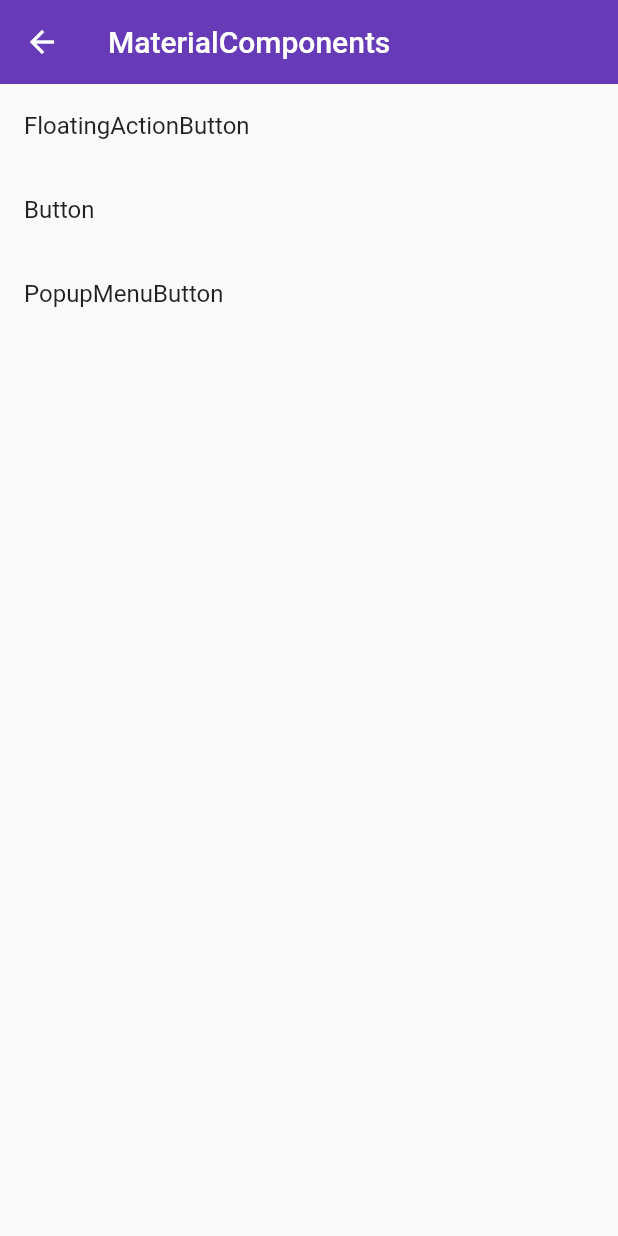
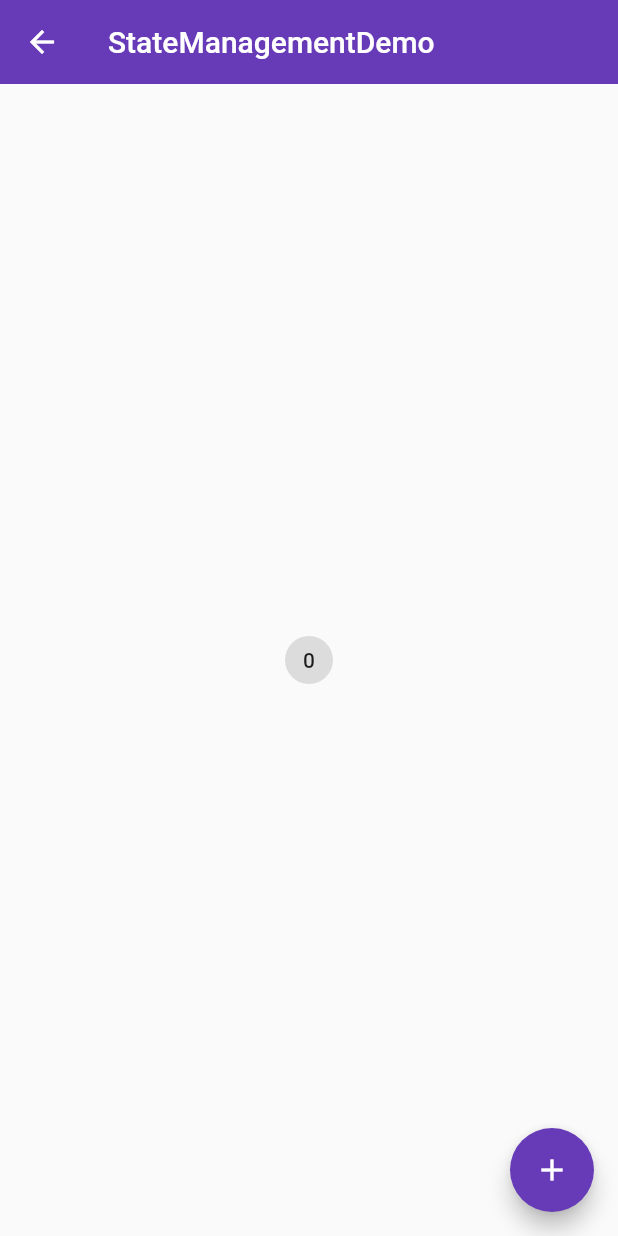
Before and after one commit to Tangxinzi/flutter_learing, a Flutter app: the screen it shows after launch, on a phone screen of 412 x 824 dp. Run offline on Flutter 3.47's test engine with Material 2 defaults, Android fonts, the phone set to English and light mode, and no system bars.

Commit message:
State Management 状态管理

```diff
--- /dev/null
+++ b/lib/demo/state/state_management_demo.dart
@@ -0,0 +1,92 @@
+import 'package:flutter/material.dart';
+
+class StateManagementDemo extends StatefulWidget {
+  StateManagementDemo({Key key}) : super(key: key);
+
+  _StateManagementDemoState createState() => _StateManagementDemoState();
+}
+
+class _StateManagementDemoState extends State<StateManagementDemo> {
+  int _count = 0;
+
+  void _increaseCount () {
+    setState(() {
+      _count += 1;
+    });
+    print(_count);
+  }
+
+  @override
+  Widget build(BuildContext context) {
+    return CounterProvider(
+      count: _count,
+      increaseCount: _increaseCount,
+      child: Scaffold(
+        appBar: AppBar(
+          title: Text('StateManagementDemo'),
+          elevation: 0.0,
+        ),
+        body: CounterWarpper(_count, _increaseCount),
+        floatingActionButton: FloatingActionButton(
+          child: Icon(Icons.add),
+          onPressed: _increaseCount,
+        ),
+      ),
+    );
+  }
+}
+
+class CounterWarpper extends StatelessWidget {
+  CounterWarpper(int count, void Function() increaseCount);
+
+  // final int count;
+  // final VoidCallback increaseCount;
+
+  // CounterWarpper(this.count, this.increaseCount);
+
+  @override
+  Widget build(BuildContext context) {
+    return Center(
+      child: Counter(),
+    );
+  }
+}
+
+class Counter extends StatelessWidget {
+  // final int count;
+  // final VoidCallback increaseCount;
+
+  // Counter(this.count, this.increaseCount);
+
+  @override
+  Widget build(BuildContext context) {
+    final int count = CounterProvider.of(context).count;
+    final VoidCallback increaseCount = CounterProvider.of(context).increaseCount;
+
+    return ActionChip(
+      label: Text('$count'),
+      onPressed: increaseCount,
+    );
+  }
+}
+
+class CounterProvider extends InheritedWidget {
+  final int count;
+  final VoidCallback increaseCount;
+  final Widget child;
+
+  CounterProvider({
+    this.count,
+    this.increaseCount,
+    this.child
+  }) : super(child: child);
+
+  static CounterProvider of(BuildContext context) {
+    return (context.inheritFromWidgetOfExactType(CounterProvider) as CounterProvider);
+  }
+
+  @override
+  bool updateShouldNotify(CounterProvider oldWidget) {
+    return true;
+  }
+}
--- a/lib/main.dart
+++ b/lib/main.dart
@@ -7,6 +7,7 @@ import './demo/view_demo.dart';
 import './demo/sliver_demo.dart';
 import './demo/form_demo.dart';
 import './demo/material_components.dart';
+import './demo/state/state_management_demo.dart';
 
 void main() => runApp(App());
 
@@ -16,11 +17,12 @@ class App extends StatelessWidget {
       return MaterialApp(
         debugShowCheckedModeBanner: false,
         // home: FormDemo(),
-        initialRoute: '/mdc',
+        initialRoute: '/state-management',
         routes: {
           '/': (context) => Home(),
           '/form': (context) => FormDemo(),
           '/mdc': (context) => MaterialComponents(),
+          '/state-management': (context) => StateManagementDemo(),
         },
         theme: ThemeData(
           primarySwatch: Colors.deepPurple,
```
